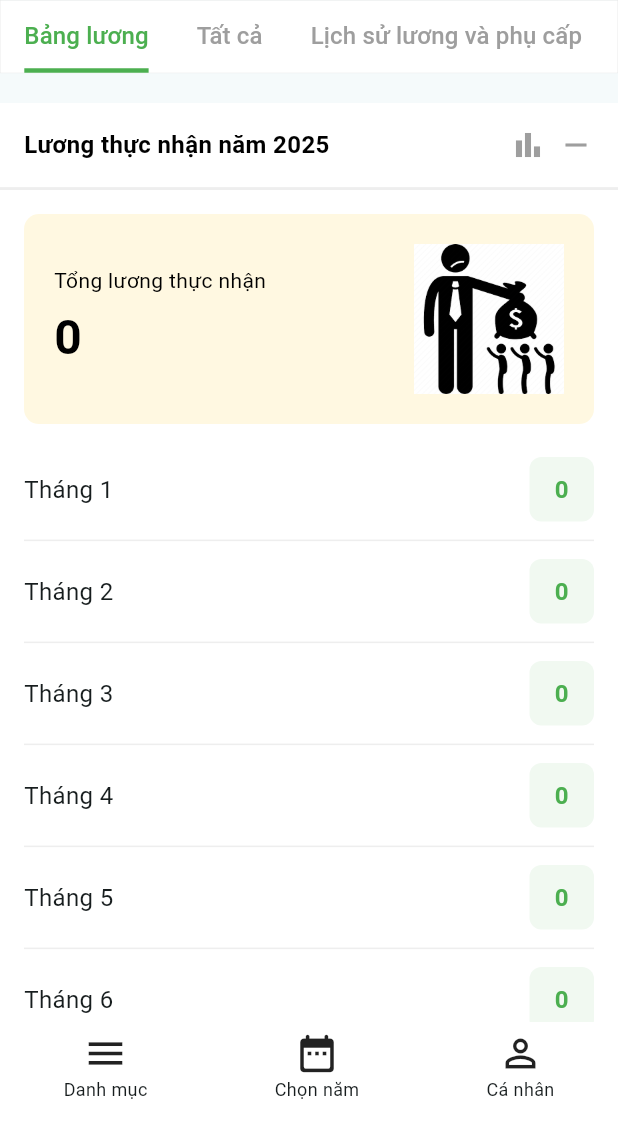
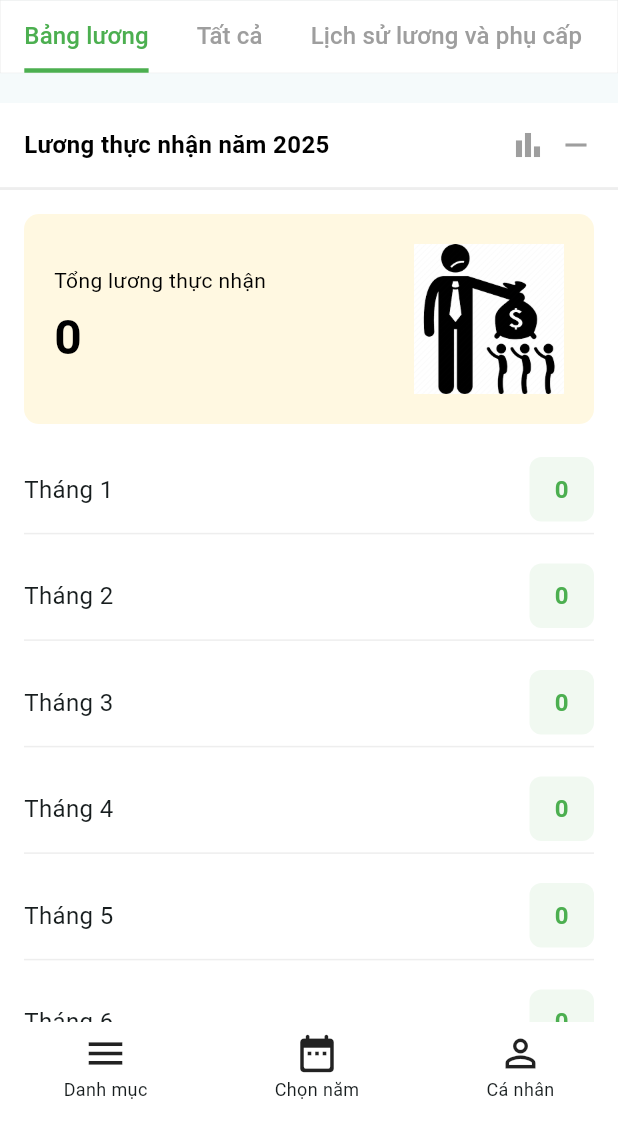
Before and after one commit to NgHaiPhuong/demo_1office, a Flutter app: the PayrollPage screen opened directly, on a phone screen of 412 x 824 dp, the part 94-1236 px from its top. Run offline on Flutter 3.47's test engine with Material 3 defaults, Android fonts, the light colour scheme and no system bars; drawn by our look-alikes of calendar_view; our stand-ins replace dio, dropdown_button2, flutter_bloc, get_it, pin_code_fields; missing offline and left inert: dart:ffi.

```diff
--- a/lib/core/utils/detail_salary_widget.dart
+++ b/lib/core/utils/detail_salary_widget.dart
@@ -63,12 +63,7 @@ class DetailSalaryWidget extends StatelessWidget {
               ),
             ],
           ),
-          Container(
-            margin: const EdgeInsets.only(top: 12),
-            width: double.infinity,
-            height: 1,
-            color: Colors.grey.shade200,
-          ),
+          Divider(color: Colors.grey.shade200)
         ],
       ),
     );
```
